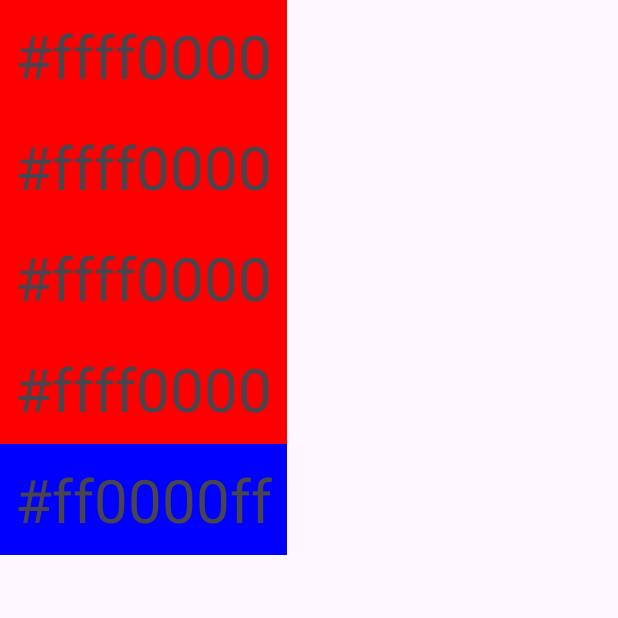
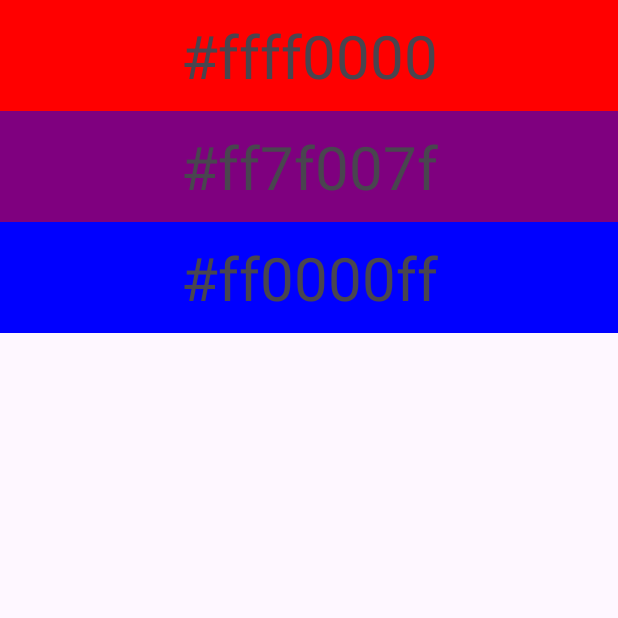
Before and after one commit to PUTENCHIK/mobile_development, an Android app: the screen it shows after launch (MainActivity), on a phone screen of 412 x 824 dp, the top half of it. Run offline under Robolectric (Android 15) with nearby library versions, the phone set to English and light mode, and no system bars.

Commit message:
Completed task 'Starting work with RecyclerView'

```diff
--- a/android_apps/RecyclerViewApp/app/src/main/java/com/example/recyclerviewapp/MainActivity.kt
+++ b/android_apps/RecyclerViewApp/app/src/main/java/com/example/recyclerviewapp/MainActivity.kt
@@ -2,10 +2,12 @@ package com.example.recyclerviewapp
 
 import android.graphics.Color
 import android.os.Bundle
+import android.util.Log
 import android.view.LayoutInflater
 import androidx.appcompat.app.AppCompatActivity
 import androidx.recyclerview.widget.LinearLayoutManager
 import androidx.recyclerview.widget.RecyclerView
+
 
 class MainActivity : AppCompatActivity() {
     val colors = generateColors()
@@ -21,15 +23,37 @@ class MainActivity : AppCompatActivity() {
         rv.adapter = adapter
     }
 
+    fun encodeColor(R: Int, G: Int, B: Int): Int {
+        return Color.rgb(R, G, B)
+    }
+
+    fun decodeColor(color: Int): List<Int> {
+        val code = listOf(
+            (color shr 16) and 0xff,
+            (color shr 8) and 0xff,
+            (color) and 0xff,
+        )
+        return code
+    }
+
     fun generateColors(): MutableList<Int> {
-        val n = 5
+        val n = 2
         val lower = Color.RED
         val upper = Color.BLUE
         val array = mutableListOf<Int>()
 
-        for (i in 1..n) {
-            array.add(lower + i/n * (upper - lower))
+        val lower_dec = decodeColor(lower)
+        val upper_dec = decodeColor(upper)
+
+        for (i in 0..n) {
+            val t = i.toDouble() / n
+            array.add(encodeColor(
+                (lower_dec[0] * (1 - t) + upper_dec[0] * t).toInt(),
+                (lower_dec[1] * (1 - t) + upper_dec[1] * t).toInt(),
+                (lower_dec[2] * (1 - t) + upper_dec[2] * t).toInt(),
+            ))
         }
+
         return array
     }
 }
--- a/android_apps/RecyclerViewApp/app/src/main/res/layout/activity_main.xml
+++ b/android_apps/RecyclerViewApp/app/src/main/res/layout/activity_main.xml
@@ -14,9 +14,4 @@
         android:layout_height="0dp"
         android:layout_weight="1" />
 
-    <ListView
-        android:layout_width="match_parent"
-        android:layout_height="0dp"
-        android:layout_weight="1" />
-
 </LinearLayout>
--- a/android_apps/RecyclerViewApp/app/src/main/res/layout/item.xml
+++ b/android_apps/RecyclerViewApp/app/src/main/res/layout/item.xml
@@ -1,7 +1,7 @@
 <?xml version="1.0" encoding="utf-8"?>
 <LinearLayout xmlns:android="http://schemas.android.com/apk/res/android"
     android:orientation="horizontal"
-    android:layout_width="wrap_content"
+    android:layout_width="match_parent"
     android:layout_height="wrap_content">
 
     <TextView
@@ -9,6 +9,7 @@
         android:layout_width="match_parent"
         android:layout_height="wrap_content"
         android:textSize="18pt"
-        android:padding="10dp" />
+        android:padding="10dp"
+        android:textAlignment="center" />
 
 </LinearLayout>
--- a/android_apps/RecyclerViewApp/app/src/main/res/values/strings.xml
+++ b/android_apps/RecyclerViewApp/app/src/main/res/values/strings.xml
@@ -1,4 +1,5 @@
 <resources>
     <string name="app_name">RecyclerViewApp</string>
     <string name="template">#%1$08x</string>
+<!--    <string name="template">%d</string>-->
 </resources>
```
Also changed, not shown: 4 other files.
